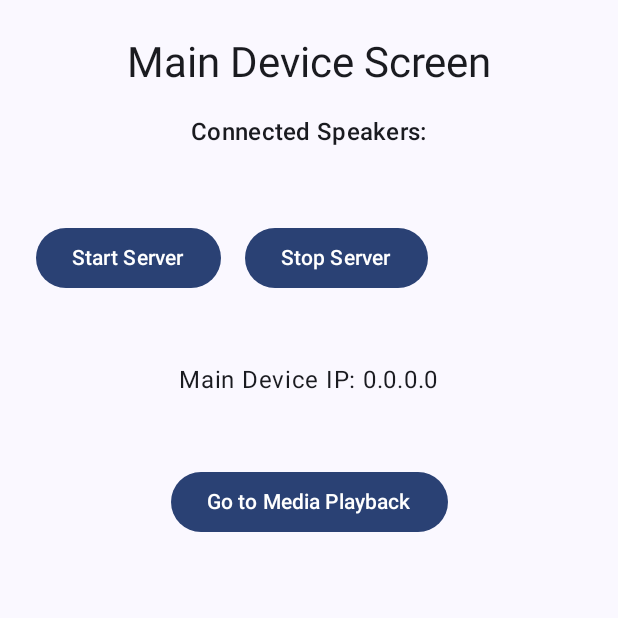
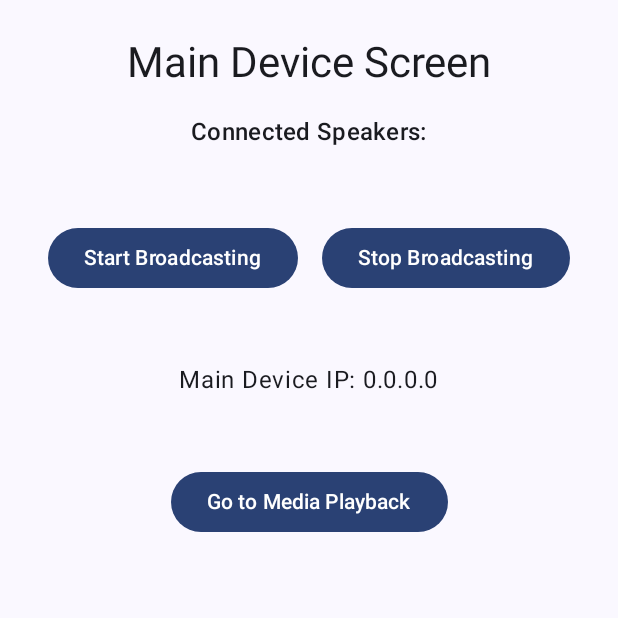
Before and after one commit to shadan-pk/FivePointOne, an Android app built with Jetpack Compose: the MainDeviceScreen screen opened through its navigation route, on a phone screen of 412 x 824 dp, the top half of it. Run offline under Robolectric (Android 15) with nearby library versions, the phone set to English and light mode, and no system bars.

Commit message:
updated MainDeviceScreen.kt and AndroidManifest.xml to make the stop button to only stop when clicking. crashing after stopping the broadcast

```diff
--- a/app/src/main/AndroidManifest.xml
+++ b/app/src/main/AndroidManifest.xml
@@ -22,6 +22,10 @@
         android:supportsRtl="true"
         android:theme="@style/Theme.FivePointOne"
         tools:targetApi="31">
+
+        <service android:name=".main_device.BroadcastService"
+            android:exported="false" />
+
         <activity
             android:name=".MainActivity"
             android:exported="true"
--- a/app/src/main/java/com/sdnpk/fivepointone/main_device/MainDeviceScreen.kt
+++ b/app/src/main/java/com/sdnpk/fivepointone/main_device/MainDeviceScreen.kt
@@ -1,6 +1,7 @@
 package com.sdnpk.fivepointone.main_device
 
 import android.Manifest
+import android.content.Intent
 import android.content.pm.PackageManager
 import android.widget.Toast
 import androidx.compose.foundation.layout.*
@@ -14,6 +15,7 @@ import androidx.core.content.ContextCompat
 import androidx.navigation.NavController
 import androidx.activity.compose.rememberLauncherForActivityResult
 import androidx.activity.result.contract.ActivityResultContracts
+import com.sdnpk.fivepointone.main_device.BroadcastService
 
 @Composable
 fun MainDeviceScreen(navController: NavController) {
@@ -22,6 +24,7 @@ fun MainDeviceScreen(navController: NavController) {
     val broadcastService = remember { BroadcastService() }
     val deviceIpService = remember { DeviceIpService(context) }
     var deviceIp by remember { mutableStateOf("Fetching IP...") }
+    val serviceIntent = remember { Intent(context, BroadcastService::class.java) }
 
     // Fetch device IP on composable composition
     LaunchedEffect(true) {
@@ -77,19 +80,23 @@ fun MainDeviceScreen(navController: NavController) {
         ConnectedSpeakersList(connectedSpeakers = connectedSpeakers)
         Spacer(modifier = Modifier.height(16.dp))
 
-        // Start/Stop Broadcasting Buttons
+        // Start/Stop Buttons
         Row(
-            modifier = Modifier.fillMaxWidth(),
             horizontalArrangement = Arrangement.spacedBy(16.dp)
         ) {
-            Button(onClick = { startBroadcasting() }) {
-                Text("Start Server")
+            Button(onClick = {
+                ContextCompat.startForegroundService(context, serviceIntent)
+            }) {
+                Text("Start Broadcasting")
             }
 
-            Button(onClick = { stopBroadcasting() }) {
-                Text("Stop Server")
+            Button(onClick = {
+                context.stopService(serviceIntent)
+            }) {
+                Text("Stop Broadcasting")
             }
         }
+
 
         Spacer(modifier = Modifier.height(16.dp))
 
```
Also changed, not shown: app/src/main/java/com/sdnpk/fivepointone/main_device/BroadcastService.kt (+28 -12 lines).
